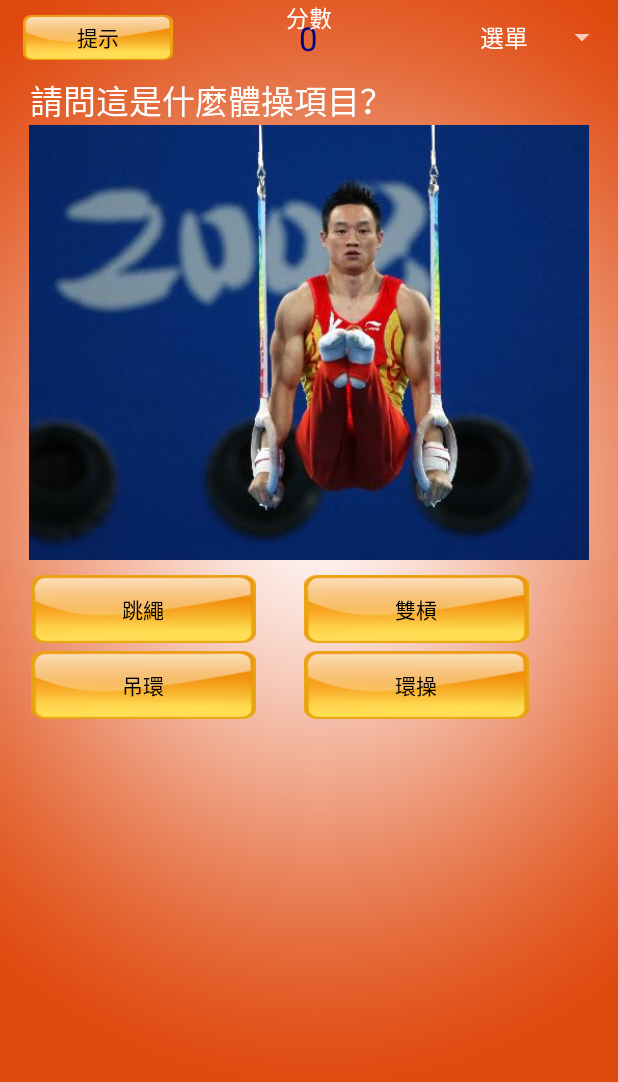
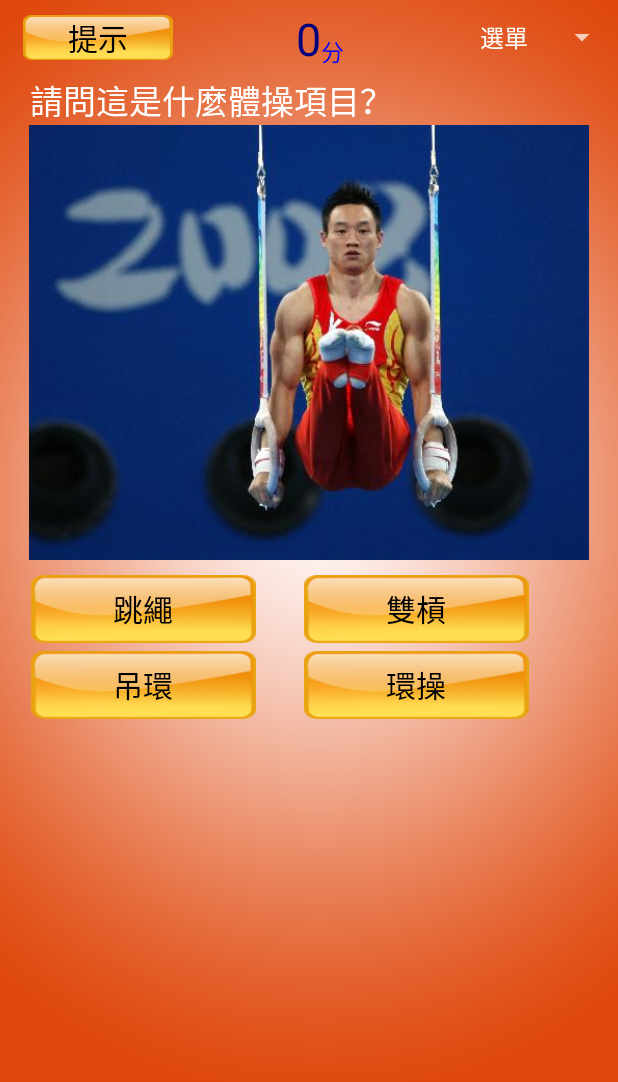
Before and after one commit to egaryer/MyProgram, an Android app: the MainActivity screen opened directly, with no data from a screen before it, on a phone screen of 412 x 824 dp. Shown: the top 1082 px of the screen. Run offline under Robolectric (Android 15) with nearby library versions, the phone set to English and light mode, and no system bars.

Commit message:
Change layout

```diff
--- a/app/src/main/java/com/example/a001/myprogrem/EndActivity.java
+++ b/app/src/main/java/com/example/a001/myprogrem/EndActivity.java
@@ -36,8 +36,12 @@ public class EndActivity extends ActionBarActivity {
 
     //開啟MainActivity
     public void playAgain(View v){
-        Intent back = new Intent(this, MainActivity.class);
+        Intent back = new Intent(this, StartActivity.class);
         startActivity(back);
+        finish();
+    }
+
+    public void goExit(View v){
         finish();
     }
 
--- a/app/src/main/java/com/example/a001/myprogrem/MainActivity.java
+++ b/app/src/main/java/com/example/a001/myprogrem/MainActivity.java
@@ -27,6 +27,7 @@ public class MainActivity extends ActionBarActivity implements View.OnClickListe
     Button[] btn;
     Spinner menu;
 
+    Toast toast_hint;
     Bitmap bitmap;
     SoundPool soundPool;
     String[] question;
@@ -103,7 +104,6 @@ public class MainActivity extends ActionBarActivity implements View.OnClickListe
 
     //設定題目
     public void setQuiz(){
-        score.setText(String.valueOf(point));
         question = getResources().getStringArray(quizbank[quizNumber]);
         quiz.setText(question[0]);
 
@@ -120,6 +120,9 @@ public class MainActivity extends ActionBarActivity implements View.OnClickListe
             btn[i].setText(question[i+3]);
             btn[i].setOnClickListener(this);
         }
+
+        //設定提示可按
+        btn_hint.setClickable(true);
     }
 
     //答案按鈕
@@ -129,6 +132,9 @@ public class MainActivity extends ActionBarActivity implements View.OnClickListe
         for(int i=0;i<4;i++){
             btn[i].setClickable(false);
         }
+
+        //提示按鈕不可按
+        btn_hint.setClickable(false);
 
         //取得被按按鈕上答案
         String answer = null;
@@ -159,10 +165,14 @@ public class MainActivity extends ActionBarActivity implements View.OnClickListe
     public void getHint(View v){
         //播放提示音效
         soundPool.play(hint, 1, 1, 0, 0, 1);
+
         //吐司訊息
-        Toast toast_hint = Toast.makeText(v.getContext(),question[1],Toast.LENGTH_LONG);
+        toast_hint = Toast.makeText(v.getContext(),question[1],Toast.LENGTH_SHORT);
         toast_hint.setGravity(Gravity.BOTTOM, 0, 300);
         toast_hint.show();
+
+        //提示按鈕不可按
+        btn_hint.setClickable(false);
     }
 
     //選單功能
--- a/app/src/main/java/com/example/a001/myprogrem/RankActivity.java
+++ b/app/src/main/java/com/example/a001/myprogrem/RankActivity.java
@@ -34,6 +34,10 @@ public class RankActivity extends ActionBarActivity {
         preferences.edit().remove("pref_score").commit();
     }
 
+    public void goBack(View v){
+        finish();
+    }
+
     @Override
     public boolean onCreateOptionsMenu(Menu menu) {
         // Inflate the menu; this adds items to the action bar if it is present.
--- a/app/src/main/res/layout/activity_main.xml
+++ b/app/src/main/res/layout/activity_main.xml
@@ -27,7 +27,8 @@
         android:layout_marginTop="10dp"
         android:layout_alignLeft="@+id/btn_hint"
         android:layout_marginLeft="5dp"
-        android:textColor="#000000" />
+        android:textColor="#000000"
+        android:textSize="20dp" />
 
     <Button
         android:layout_width="150dp"
@@ -40,7 +41,8 @@
         android:layout_marginStart="32dp"
         android:layout_alignTop="@+id/btn_op1"
         android:background="@drawable/menu_btn"
-        android:textColor="#000000" />
+        android:textColor="#000000"
+        android:textSize="20dp" />
 
     <Button
         android:layout_width="150dp"
@@ -52,7 +54,8 @@
         android:layout_alignStart="@+id/btn_op1"
         android:layout_marginTop="5dp"
         android:background="@drawable/menu_btn"
-        android:textColor="#000000" />
+        android:textColor="#000000"
+        android:textSize="20dp" />
 
     <Button
         android:layout_width="150dp"
@@ -64,7 +67,8 @@
         android:layout_marginTop="5dp"
         android:layout_below="@+id/btn_op2"
         android:background="@drawable/menu_btn"
-        android:textColor="#000000" />
+        android:textColor="#000000"
+        android:textSize="20dp" />
 
     <Button
         android:layout_width="100dp"
@@ -79,7 +83,8 @@
         android:background="@drawable/menu_btn"
         android:layout_marginTop="10dp"
         android:layout_marginLeft="15dp"
-        android:textColor="#000000" />
+        android:textColor="#000000"
+        android:textSize="20dp" />
 
     <TextView
         android:layout_width="wrap_content"
@@ -88,13 +93,13 @@
         android:text="0"
         android:id="@+id/tv_score"
         android:layout_gravity="center"
-        android:layout_alignBottom="@+id/btn_hint"
         android:layout_centerHorizontal="true"
         android:textColor="#000080"
-        android:layout_marginTop="5dp" />
+        android:layout_marginTop="5dp"
+        android:textSize="30dp" />
 
     <TextView
-        android:layout_width="wrap_content"
+        android:layout_width="fill_parent"
         android:layout_height="wrap_content"
         android:textAppearance="?android:attr/textAppearanceLarge"
         android:id="@+id/tv_quiz"
@@ -108,12 +113,14 @@
     <TextView
         android:layout_width="wrap_content"
         android:layout_height="wrap_content"
-        android:text="分數"
+        android:text="分"
         android:id="@+id/textView"
-        android:layout_alignParentTop="true"
-        android:layout_centerHorizontal="true"
-        android:textColor="#ffffff"
-        android:textSize="15dp" />
+        android:layout_alignParentTop="false"
+        android:textColor="#0000ff"
+        android:textSize="15dp"
+        android:layout_alignParentRight="false"
+        android:layout_toRightOf="@+id/tv_score"
+        android:layout_alignBottom="@+id/tv_score" />
 
     <TextView
         android:layout_width="wrap_content"
@@ -136,10 +143,10 @@
 
     <Button
         android:layout_width="200dp"
-        android:layout_height="200dp"
+        android:layout_height="250dp"
         android:id="@+id/btn_result"
         android:layout_centerHorizontal="true"
         android:visibility="invisible"
-        android:layout_marginTop="120dp" />
+        android:layout_marginTop="110dp" />
 
 </RelativeLayout>
```
Also changed, not shown: app/src/main/res/layout/activity_end.xml (+23 -7 lines), app/src/main/res/layout/activity_rank.xml (+20 -4 lines), app/src/main/res/layout/activity_start.xml (+6 -3 lines), app/src/main/res/drawable-hdpi/end_bg.png (deleted), app/src/main/res/drawable-mdpi/end_bg.png (deleted), app/src/main/res/drawable/result_right.png, app/src/main/res/drawable/result_wrong.png, 2 other files.
